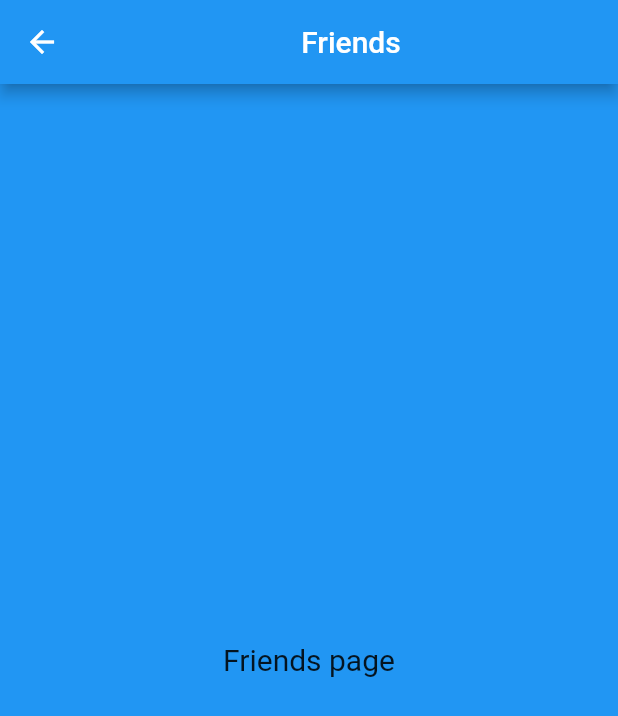
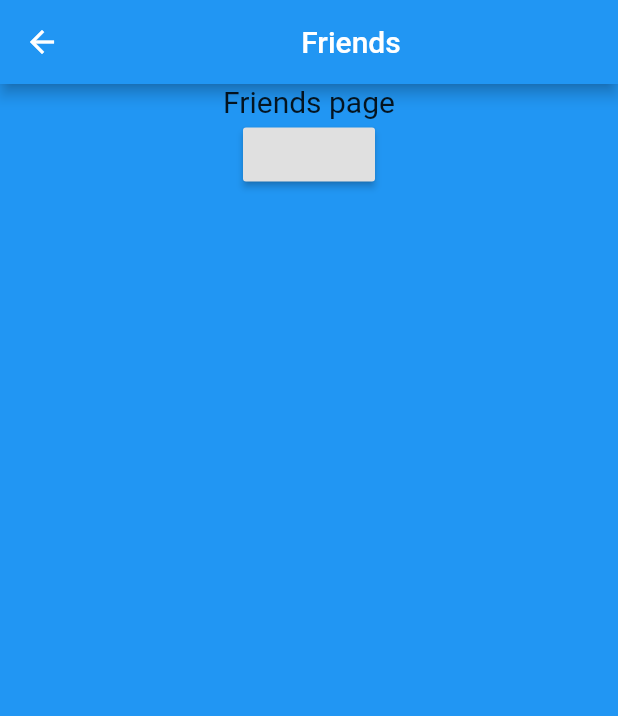
Before and after one commit to djurobrah/flutter_playground, a Flutter app: the FriendsPage screen opened directly, on a phone screen of 412 x 824 dp. Shown: the top 716 px of the screen. Run offline on Flutter 3.47's test engine with Material 2 defaults, Android fonts, the phone set to English and light mode, and no system bars; our stand-ins replace fluro; statements that could not run were skipped.

Commit message:
Fluro router & named routes.

```diff
--- a/lib/FriendsPage.dart
+++ b/lib/FriendsPage.dart
@@ -10,7 +10,12 @@ class FriendsPage extends StatelessWidget {
         ),
       ),
       body: Center(
-        child: Text('Friends page', style: TextStyle(fontSize: 20),),
+        child: Column(
+          children: <Widget>[
+            Text('Friends page', style: TextStyle(fontSize: 20),),
+            RaisedButton(onPressed: () => Navigator.pushNamed(context, 'friend/2'))
+          ],
+        ),
       ),
       backgroundColor: Colors.blue,
     );
--- /dev/null
+++ b/lib/router.dart
@@ -0,0 +1,18 @@
+import 'package:flutter/material.dart';
+import 'package:fluro/fluro.dart';
+
+import 'package:flutter_playground/FriendPage.dart';
+
+class FluroRouter {
+  static Router router = Router();
+
+  static var _friendHandler = Handler(
+    handlerFunc: (BuildContext context, Map<String, dynamic> params) =>
+        FriendPage(params["id"][0]),
+  );
+
+  static void defineRoutes() {
+    router.define('friend/:id',
+        handler: _friendHandler, transitionType: TransitionType.fadeIn);
+  }
+}
--- a/pubspec.yaml
+++ b/pubspec.yaml
@@ -23,6 +23,7 @@ dependencies:
   # The following adds the Cupertino Icons font to your application.
   # Use with the CupertinoIcons class for iOS style icons.
   cupertino_icons: ^0.1.2
+  fluro: ^1.5.1
 
 dev_dependencies:
   flutter_test:
```
Also changed, not shown: lib/FriendPage.dart (added, +23 -0 lines), lib/HabitPage.dart (added, +19 -0 lines), lib/main.dart (+7 -1 lines), pubspec.lock.
